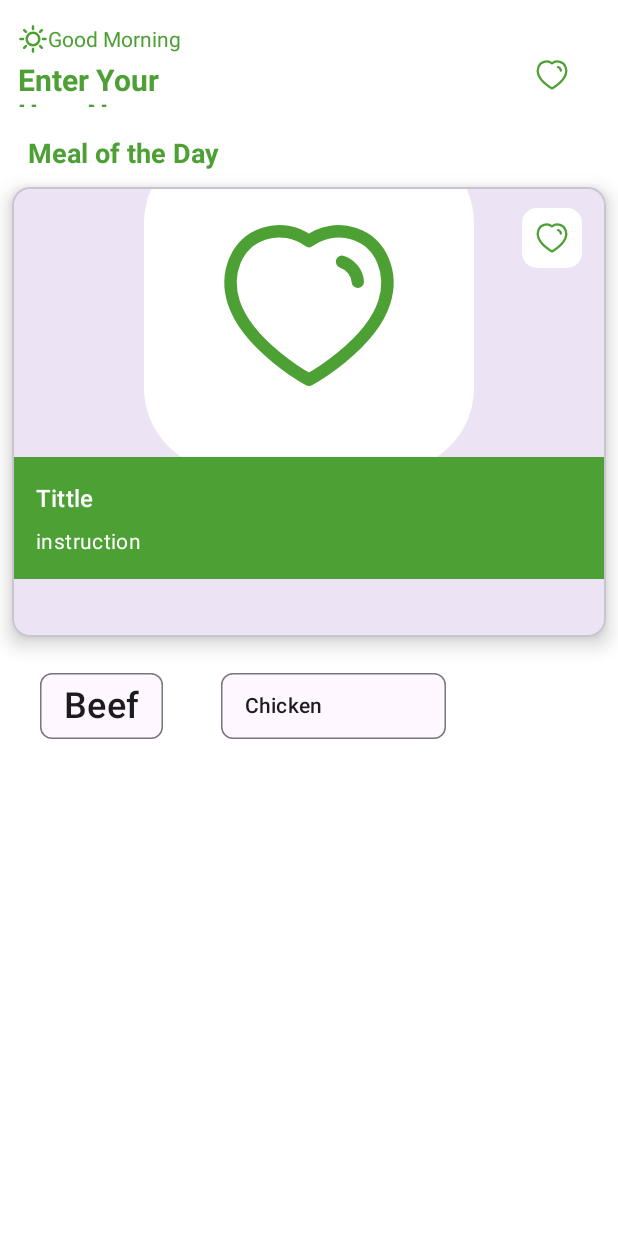
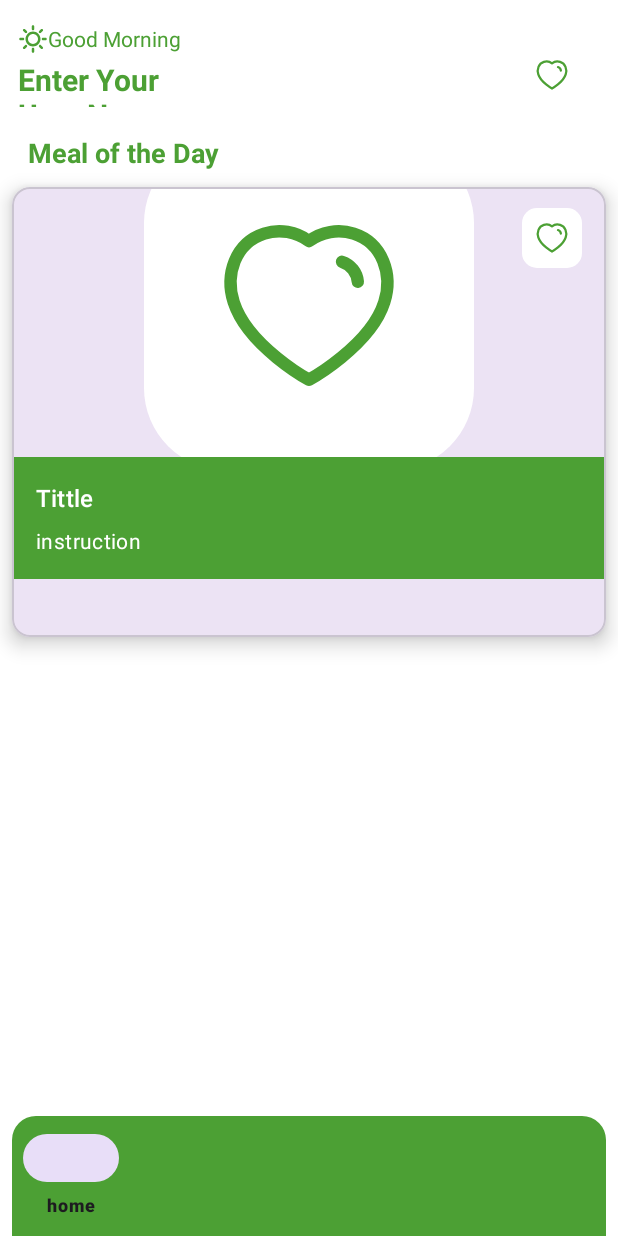
Before and after one commit to NohaAliGomaa/YumlyPlanner, an Android app: the HomeFragment screen opened through its navigation route, on a phone screen of 412 x 824 dp. Run offline under Robolectric (Android 15) with nearby library versions, the phone set to English and light mode, and no system bars; pictures from the network do not load.

Commit message:
edite the icons and bottom_nav

```diff
--- /dev/null
+++ b/app/src/main/res/drawable/bottom_nav_background.xml
@@ -0,0 +1,6 @@
+<?xml version="1.0" encoding="utf-8"?>
+<shape xmlns:android="http://schemas.android.com/apk/res/android"
+    android:shape="rectangle">
+    <corners android:topLeftRadius="16dp" android:topRightRadius="16dp"/>
+    <solid android:color="@color/primeryColor"/>
+</shape>
--- /dev/null
+++ b/app/src/main/res/drawable/discover.xml
@@ -0,0 +1,20 @@
+<vector xmlns:android="http://schemas.android.com/apk/res/android"
+    android:width="76dp"
+    android:height="49dp"
+    android:viewportWidth="76"
+    android:viewportHeight="49">
+  <path
+      android:pathData="M37.767,23.766m-8.989,0a8.989,8.989 0,1 1,17.977 0a8.989,8.989 0,1 1,-17.977 0"
+      android:strokeLineJoin="round"
+      android:strokeWidth="1.5"
+      android:fillColor="#00000000"
+      android:strokeColor="#97A2B0"
+      android:strokeLineCap="round"/>
+  <path
+      android:pathData="M44.018,30.485L47.542,34"
+      android:strokeLineJoin="round"
+      android:strokeWidth="1.5"
+      android:fillColor="#00000000"
+      android:strokeColor="#97A2B0"
+      android:strokeLineCap="round"/>
+</vector>
--- a/app/src/main/res/layout/activity_main.xml
+++ b/app/src/main/res/layout/activity_main.xml
@@ -14,4 +14,16 @@
         android:layout_height="match_parent"
         app:defaultNavHost="true"
         app:navGraph="@navigation/nav_graph" />
+
+    <com.google.android.material.bottomnavigation.BottomNavigationView
+        android:id="@+id/bottom_navigation"
+        android:layout_width="match_parent"
+        android:layout_height="wrap_content"
+        android:layout_marginStart="8dp"
+        android:layout_marginEnd="8dp"
+        android:background="@drawable/bottom_nav_background"
+        app:layout_constraintBottom_toBottomOf="parent"
+        app:layout_constraintEnd_toEndOf="parent"
+        app:layout_constraintStart_toStartOf="parent"
+        app:menu="@menu/bottom_navigation" />
 </androidx.constraintlayout.widget.ConstraintLayout>
--- a/app/src/main/res/layout/fragment_home.xml
+++ b/app/src/main/res/layout/fragment_home.xml
@@ -129,48 +129,6 @@
 
     </com.google.android.material.card.MaterialCardView>
 
-    <com.google.android.material.chip.ChipGroup
-        android:layout_width="389dp"
-        android:layout_height="82dp"
-        android:layout_marginTop="16dp"
-        app:layout_constraintEnd_toEndOf="@+id/card"
-        app:layout_constraintHorizontal_bias="0.529"
-        app:layout_constraintStart_toStartOf="@+id/card"
-        app:layout_constraintTop_toBottomOf="@+id/card">
-
-        <com.google.android.material.chip.Chip
-            android:id="@+id/beef_chip"
-            android:layout_width="wrap_content"
-            android:layout_height="60dp"
-            android:layout_marginLeft="20dp"
-            android:layout_marginTop="20dp"
-            android:layout_marginBottom="20dp"
-            android:layout_marginEnd="20dp"
-            android:layout_marginStart="20dp"
-            android:layout_margin="15dp"
-            android:text="@string/beefChip"
-            android:gravity="center"
-            android:textSize="24sp"
-            android:contentDescription="@string/beefChip"
-            android:background="@color/toneColor"
-            tools:layout_editor_absoluteX="0dp"
-            tools:layout_editor_absoluteY="553dp" />
-        <com.google.android.material.chip.Chip
-            android:id="@+id/chicken_chip"
-            android:layout_width="150dp"
-            android:layout_height="60dp"
-            android:layout_marginLeft="20dp"
-            android:layout_marginTop="20dp"
-            android:layout_marginBottom="20dp"
-            android:layout_marginEnd="20dp"
-            android:layout_marginStart="20dp"
-            android:layout_margin="15dp"
-            android:contentDescription="@string/chickenChip"
-            android:text="@string/chickenChip"
-            android:background="@color/toneColor"
-            tools:layout_editor_absoluteX="0dp"
-            tools:layout_editor_absoluteY="553dp" />
-    </com.google.android.material.chip.ChipGroup>
 
 
 </androidx.constraintlayout.widget.ConstraintLayout>
--- /dev/null
+++ b/app/src/main/res/menu/bottom_navigation.xml
@@ -0,0 +1,10 @@
+<?xml version="1.0" encoding="utf-8"?>
+<menu xmlns:android="http://schemas.android.com/apk/res/android">
+
+    <item android:title="home"
+        android:id="@+id/homeFragment"/>
+    <item android:title="Item" />
+    <item android:title="Item" />
+    <item android:title="Item" />
+    <item android:title="Item" />
+</menu>
```
